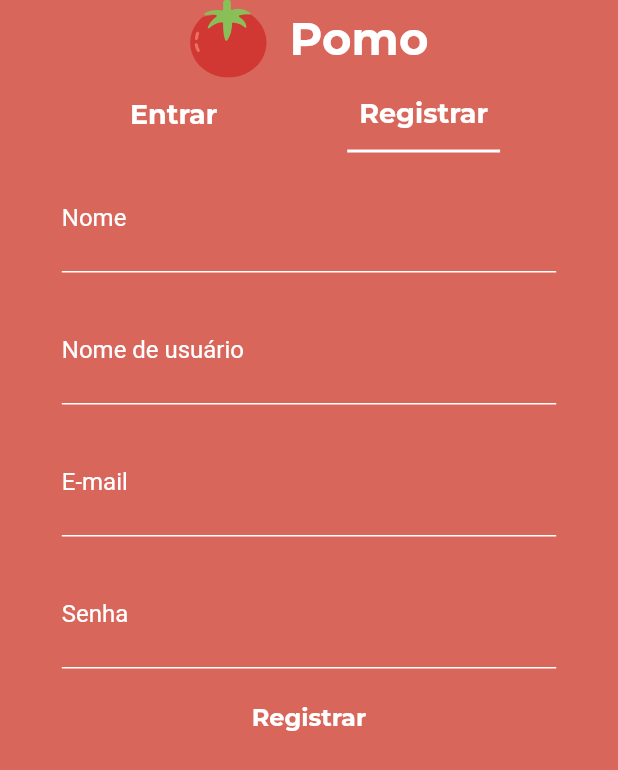
After one commit to HicaroD/Pomo, a Flutter app: the screen it shows after launch, after a tap on "Registrar", on a phone screen of 412 x 824 dp. The commit adds this screen. Shown: the top 770 px of the screen. Run offline on Flutter 3.47's test engine with Material 2 defaults, Android fonts, the phone set to English and light mode, and no system bars; our stand-ins replace flutter_modular, flutter_svg, google_fonts.

Commit message:
client(Sign): creating widget for representing body of Sign page

```diff
--- /dev/null
+++ b/lib/src/presenter/pages/Sign/components/sign_page_body.dart
@@ -0,0 +1,125 @@
+import 'package:flutter/src/widgets/container.dart';
+import 'package:flutter/src/widgets/framework.dart';
+import 'package:flutter/widgets.dart';
+
+import '../../../widgets/Buttons/primary_button.dart';
+import '../../../widgets/Buttons/secondary_button.dart';
+import '../../../widgets/FormManager/form_field_content.dart';
+import '../../../widgets/FormManager/form_manager.dart';
+
+class SignPageBody extends StatefulWidget {
+  final Size screenSize;
+
+  const SignPageBody({
+    Key? key,
+    required this.screenSize,
+  }) : super(key: key);
+
+  @override
+  State<SignPageBody> createState() => _SignPageBodyState();
+}
+
+class _SignPageBodyState extends State<SignPageBody> {
+  Size get screenSize => widget.screenSize;
+
+  final signInForms = FormManager(
+    formKey: GlobalKey<FormState>(),
+    formContent: <String, FormFieldContent>{
+      "email": FormFieldContent(
+        labelText: "E-mail",
+        hintText: "Entre com seu e-mail",
+      ),
+      "password": FormFieldContent(
+        labelText: "Senha",
+        hintText: "Digite sua senha",
+      ),
+    },
+  );
+
+  final signUpForms = FormManager(
+    formKey: GlobalKey<FormState>(),
+    formContent: <String, FormFieldContent>{
+      "name": FormFieldContent(
+        labelText: "Nome",
+        hintText: "Digite seu nome completo",
+      ),
+      "username": FormFieldContent(
+        labelText: "Nome de usuário",
+        hintText: "Digite seu nome de usuário",
+      ),
+      "email": FormFieldContent(
+        labelText: "E-mail",
+        hintText: "Entre com seu e-mail",
+      ),
+      "password": FormFieldContent(
+        labelText: "Senha",
+        hintText: "Digite sua senha",
+      ),
+    },
+  );
+
+  bool _isSignInForm = true;
+
+  @override
+  Widget build(BuildContext context) {
+    return Column(
+      children: <Widget>[
+        Row(
+          mainAxisAlignment: MainAxisAlignment.spaceEvenly,
+          children: <Widget>[
+            SecondaryButton(
+              "Entrar",
+              onPressed: () {
+                if (!mounted) return;
+                setState(() {
+                  _isSignInForm = true;
+                });
+              },
+              hasBottomBorder: _isSignInForm,
+            ),
+            SecondaryButton(
+              "Registrar",
+              onPressed: () {
+                if (!mounted) return;
+                setState(() {
+                  _isSignInForm = false;
+                });
+              },
+              hasBottomBorder: !_isSignInForm,
+            ),
+          ],
+        ),
+        SizedBox(
+          width: screenSize.width * 0.8,
+          child: Column(
+            children: <Widget>[
+              _isSignInForm
+                  ? signInForms.buildForms()
+                  : signUpForms.buildForms(),
+              SizedBox(
+                width: 150,
+                child: PrimaryButton(
+                  onPressed: () {
+                    Map<String, String> data = signInForms.data();
+                    if (!_isSignInForm) {
+                      data = signUpForms.data();
+                    }
+                    print(data);
+                  },
+                  text: _isSignInForm ? "Entrar" : "Registrar",
+                ),
+              )
+            ],
+          ),
+        ),
+      ],
+    );
+  }
+
+  @override
+  void dispose() {
+    signInForms.disposeControllers();
+    signUpForms.disposeControllers();
+    super.dispose();
+  }
+}
```
Also changed, not shown: lib/src/presenter/pages/Sign/sign.dart (+3 -95 lines).
